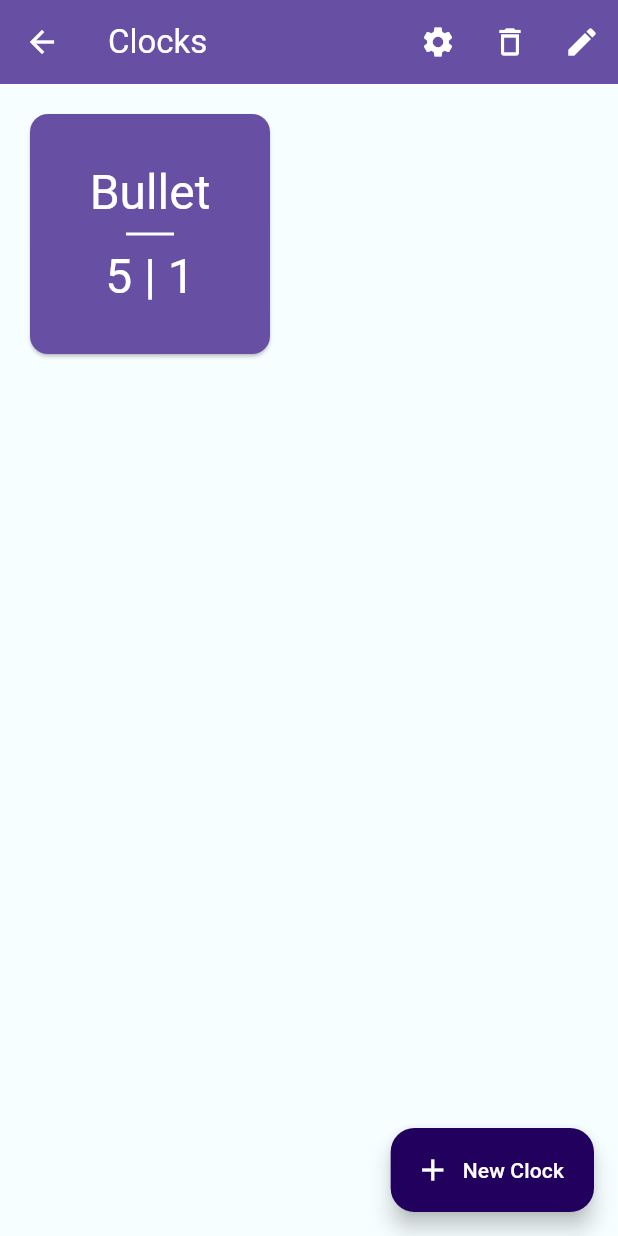
After one commit to caiooct/Custom-Chess-Clock, a Flutter app: the ClockScreen screen opened directly, on a phone screen of 412 x 824 dp. The commit adds this screen. Run offline on Flutter 3.47's test engine with Material 2 defaults, Android fonts, the phone set to English and light mode, and no system bars; missing offline and left inert: fullscreen.

Commit message:
Add clocks screen

```diff
--- /dev/null
+++ b/lib/screens/clock_screen.dart
@@ -0,0 +1,103 @@
+import 'package:flutter/material.dart';
+
+class ClockScreen extends StatelessWidget {
+  const ClockScreen({Key? key}) : super(key: key);
+
+  @override
+  Widget build(BuildContext context) {
+    final colorScheme = Theme.of(context).colorScheme;
+    final textTheme = Theme.of(context).textTheme;
+    return Scaffold(
+      appBar: AppBar(
+        automaticallyImplyLeading: true,
+        leading: BackButton(color: colorScheme.onPrimary),
+        title: Text(
+          "Clocks",
+          style: textTheme.titleLarge?.copyWith(color: colorScheme.onPrimary),
+        ),
+        backgroundColor: colorScheme.primary,
+        actions: [
+          IconButton(
+            onPressed: () {},
+            icon: Icon(
+              Icons.settings,
+              color: colorScheme.onPrimary,
+            ),
+          ),
+          IconButton(
+            onPressed: () {},
+            icon: Icon(
+              Icons.delete_outline,
+              color: colorScheme.onPrimary,
+            ),
+          ),
+          IconButton(
+            onPressed: () {},
+            icon: Icon(
+              Icons.edit,
+              color: colorScheme.onPrimary,
+            ),
+          ),
+        ],
+      ),
+      floatingActionButton: FloatingActionButton.extended(
+        backgroundColor: colorScheme.primaryContainer,
+        label: const Text("New Clock"),
+        onPressed: () {},
+        tooltip: 'New Clock',
+        icon: const Icon(Icons.add),
+      ),
+      body: Padding(
+        padding: const EdgeInsets.all(16.0),
+        child: Column(
+          children: const [
+            _ClockCard(),
+          ],
+        ),
+      ),
+    );
+  }
+}
+
+class _ClockCard extends StatelessWidget {
+  const _ClockCard({Key? key}) : super(key: key);
+
+  @override
+  Widget build(BuildContext context) {
+    final colorScheme = Theme.of(context).colorScheme;
+    final textTheme = Theme.of(context).textTheme;
+    return SizedBox(
+      width: 168,
+      height: 168,
+      child: Card(
+        color: colorScheme.primary,
+        child: InkWell(
+          onTap: () {},
+          child: Column(
+            mainAxisAlignment: MainAxisAlignment.center,
+            children: [
+              Text(
+                "Bullet",
+                style: textTheme.headlineLarge?.copyWith(
+                  color: colorScheme.onPrimary,
+                ),
+              ),
+              Divider(
+                thickness: 2,
+                color: colorScheme.onPrimary,
+                indent: 64,
+                endIndent: 64,
+              ),
+              Text(
+                "5 | 1",
+                style: textTheme.headlineLarge?.copyWith(
+                  color: colorScheme.onPrimary,
+                ),
+              ),
+            ],
+          ),
+        ),
+      ),
+    );
+  }
+}
--- a/lib/screens/main_screen.dart
+++ b/lib/screens/main_screen.dart
@@ -2,6 +2,8 @@ import 'dart:math';
 
 import 'package:flutter/material.dart';
 import 'package:fullscreen/fullscreen.dart';
+
+import 'clock_screen.dart';
 
 class MainScreen extends StatefulWidget {
   const MainScreen({Key? key}) : super(key: key);
@@ -139,7 +141,11 @@ class _OptionsBar extends StatelessWidget {
               ),
             ),
             IconButton(
-              onPressed: () {},
+              onPressed: () {
+                Navigator.of(context).push(
+                  MaterialPageRoute(builder: (_) => const ClockScreen()),
+                );
+              },
               icon: const _CustomSettingsIconButton(),
             ),
             IconButton(
```
